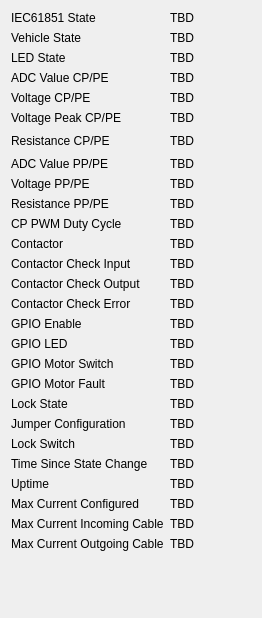
The window that src/brickv/plugin_system/plugins/evse/ui/evse.ui (Tinkerforge/brickv) describes before a commit, drawn with Qt 5.
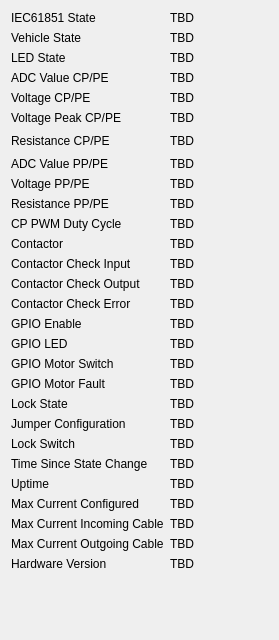
The same window after the commit.

```diff
--- a/src/brickv/plugin_system/plugins/evse/ui/evse.ui
+++ b/src/brickv/plugin_system/plugins/evse/ui/evse.ui
@@ -6,8 +6,8 @@
    <rect>
     <x>0</x>
     <y>0</y>
-    <width>262</width>
-    <height>618</height>
+    <width>279</width>
+    <height>640</height>
    </rect>
   </property>
   <property name="windowTitle">
@@ -407,6 +407,20 @@
        </property>
       </widget>
      </item>
+     <item row="27" column="0">
+      <widget class="QLabel" name="label_27">
+       <property name="text">
+        <string>Hardware Version</string>
+       </property>
+      </widget>
+     </item>
+     <item row="27" column="1">
+      <widget class="QLabel" name="label_hardware_version">
+       <property name="text">
+        <string>TBD</string>
+       </property>
+      </widget>
+     </item>
     </layout>
    </item>
    <item>
```
Left out of the diff: 14 changed lines with no effect on the pictures.
